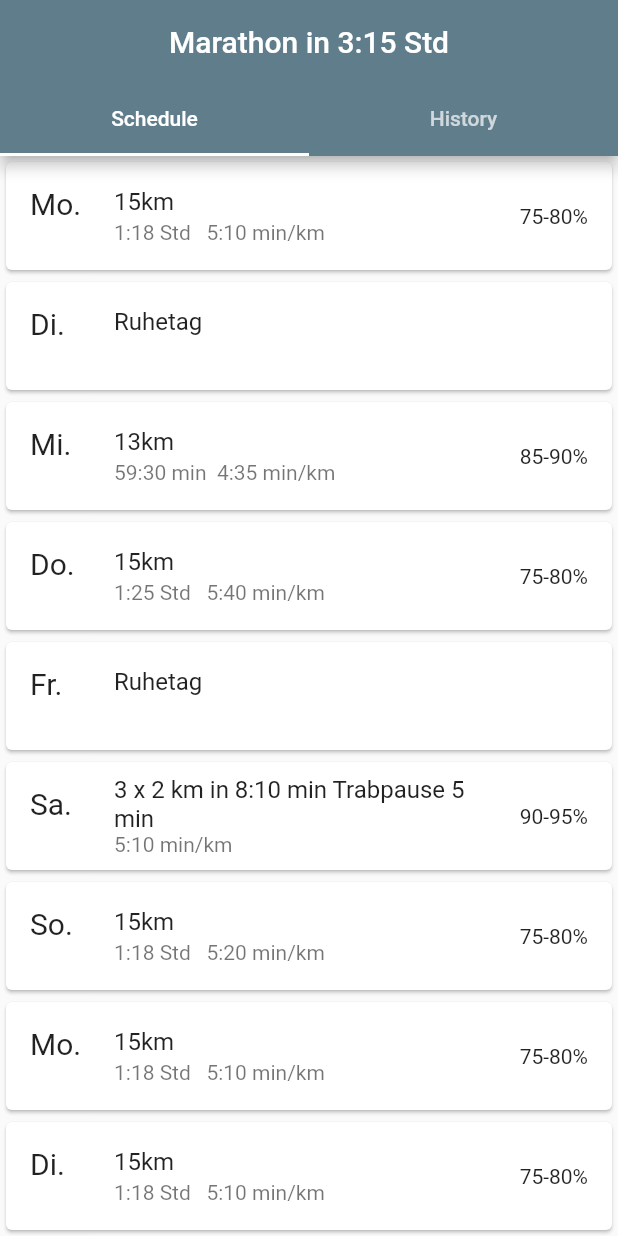
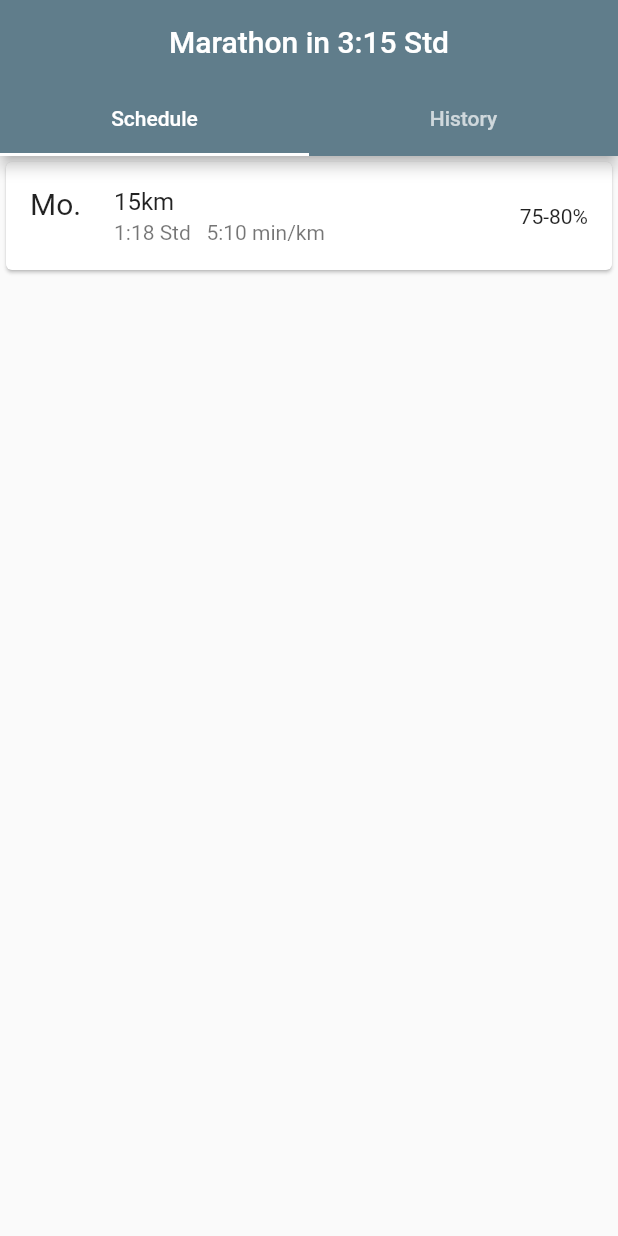
Before and after one commit to hpulst/pacemaker, a Flutter app: the screen it shows after launch, on a phone screen of 412 x 824 dp. Run offline on Flutter 3.47's test engine with Material 2 defaults, Android fonts, the phone set to English and light mode, and no system bars; our stand-ins replace sqflite; accounts and stored records are empty.

```diff
--- a/lib/data/data.dart
+++ b/lib/data/data.dart
@@ -9,6 +9,7 @@ import 'package:sqflite/sqflite.dart';
 class WorkoutTable {
   // Define a function that inserts workouts into the database
   Future<void> insertTimeTable(WorkoutTable dataTable) async {
+    print('WorkoutTable');
     // Avoid errors caused by flutter upgrade.
     // Importing 'package:flutter/widgets.dart' is required.
     WidgetsFlutterBinding.ensureInitialized();
@@ -60,7 +61,7 @@ class WorkoutTable {
       // Query the table for all The Dogs.
       final List<Map<String, dynamic>> maps = await db.query('workouts');
 
-      // Convert the List<Map<String, dynamic> into a List<Dog>.
+      // Convert the List<Map<String, dynamic> into a List<workouts>.
       return List.generate(maps.length, (i) {
         return Workout(
           id: maps[i]['id'],
@@ -74,7 +75,8 @@ class WorkoutTable {
       });
     }
 
-// Now, use the method above to retrieve all the dogs.
+// Now, use the method above to retrieve all the workouts.
     print(await workouts());
+    print('waiting');
   }
 }
--- a/lib/tabs/home.dart
+++ b/lib/tabs/home.dart
@@ -10,12 +10,10 @@ class HomePage extends StatelessWidget {
     Tab(text: 'History'),
   ];
 
-  void initState() {
-    WorkoutTable();
-  }
-
   @override
   Widget build(BuildContext context) {
+    WorkoutTable();
+    print('workouttable calling');
     return DefaultTabController(
       length: myTabs.length,
       child: Scaffold(
@@ -28,20 +26,6 @@ class HomePage extends StatelessWidget {
         ),
         body: ListView(children: [
           MakeListTile('Mo.', '15km', '1:18 Std   5:10 min/km', '75-80%'),
-          MakeListTile('Di.', 'Ruhetag', '', ''),
-          MakeListTile('Mi.', '13km', '59:30 min  4:35 min/km', '85-90%'),
-          MakeListTile('Do.', '15km', '1:25 Std   5:40 min/km', '75-80%'),
-          MakeListTile('Fr.', 'Ruhetag', '', ''),
-          MakeListTile('Sa.', '3 x 2 km in 8:10 min Trabpause 5 min',
-              '5:10 min/km', '90-95%'),
-          MakeListTile('So.', '15km', '1:18 Std   5:20 min/km', '75-80%'),
-          MakeListTile('Mo.', '15km', '1:18 Std   5:10 min/km', '75-80%'),
-          MakeListTile('Di.', '15km', '1:18 Std   5:10 min/km', '75-80%'),
-          MakeListTile('Mi.', '15km', '1:18 Std   5:10 min/km', '75-80%'),
-          MakeListTile('Do.', '15km', '1:18 Std   5:10 min/km', '75-80%'),
-          MakeListTile('Fr.', '15km', '1:18 Std   5:10 min/km', '75-80%'),
-          MakeListTile('Sa.', '15km', '1:18 Std   5:10 min/km', '75-80%'),
-          MakeListTile('So.', '15km', '1:18 Std   5:10 min/km', '75-80%'),
         ]),
       ),
     );
```
Also changed, not shown: 17 other files.
